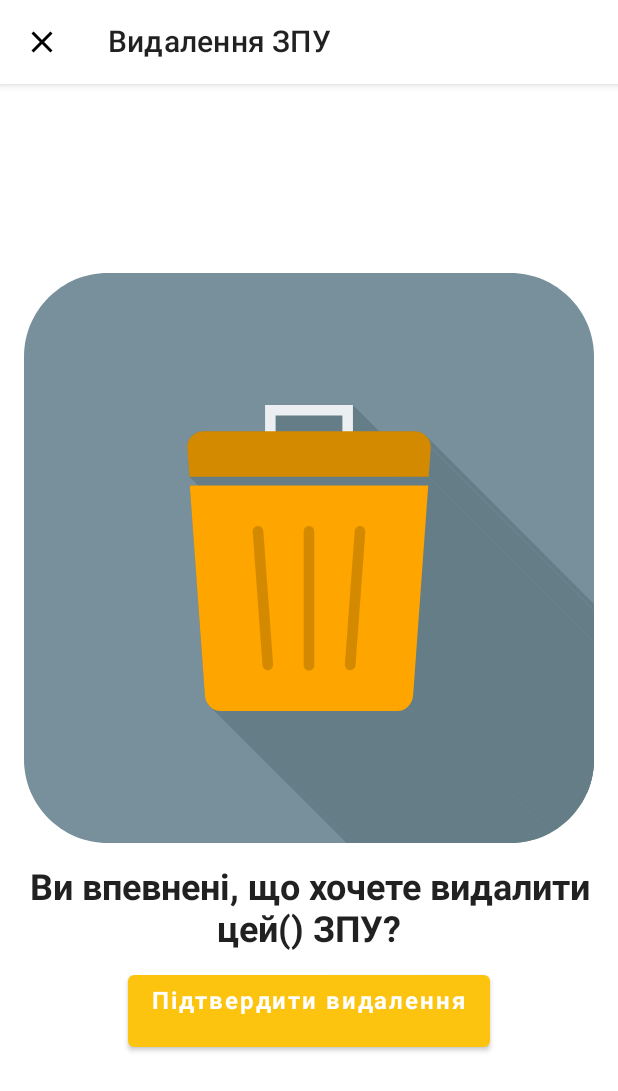
After one commit to AlChWi/CasersAndroid, an Android app built with Jetpack Compose: the composable CargoDeletion called with empty values, on a phone screen of 412 x 824 dp. The commit adds this screen. Shown: the top 1091 px of the screen. Run offline under Robolectric (Android 15) with nearby library versions, the phone set to English and light mode, and no system bars; our stand-ins replace accompanist; network calls fail; 2 statements that could not run were skipped.

Commit message:
added deletion screen

```diff
--- a/app/src/main/java/com/nure/caserskernel/Navigation.kt
+++ b/app/src/main/java/com/nure/caserskernel/Navigation.kt
@@ -8,6 +8,7 @@ import androidx.navigation.compose.NavHost
 import androidx.navigation.compose.composable
 import androidx.navigation.compose.rememberNavController
 import com.nure.caserskernel.screens.carDetails.CarDetails
+import com.nure.caserskernel.screens.cargoDeletion.CargoDeletion
 import com.nure.caserskernel.screens.home.Home
 import com.nure.caserskernel.screens.login.LoginContent
 import com.nure.caserskernel.screens.profile.Profile
@@ -47,5 +48,12 @@ fun Navigation(
                 itemId = it.arguments?.getString("itemId") ?: ""
             )
         }
+        composable(route = Screen.CargoDeletion.route + "/{vehId}" + "/{itemId}") {
+            CargoDeletion(
+                navController = navController,
+                vehId = it.arguments?.getString("vehId") ?: "",
+                itemId = it.arguments?.getString("itemId") ?: ""
+            )
+        }
     }
 }
--- a/app/src/main/java/com/nure/caserskernel/Screen.kt
+++ b/app/src/main/java/com/nure/caserskernel/Screen.kt
@@ -6,6 +6,7 @@ sealed class Screen(val route: String) {
     object Profile: Screen("Profile")
     object Start: Screen("Start")
     object TextRecognition: Screen("TextRecognition")
+    object CargoDeletion: Screen("CargoDeletion")
 
     fun withArgs(vararg args: String): String {
         return buildString {
--- a/app/src/main/java/com/nure/caserskernel/screens/carDetails/CarDetails.kt
+++ b/app/src/main/java/com/nure/caserskernel/screens/carDetails/CarDetails.kt
@@ -84,7 +84,7 @@ fun CarDetailsContent(
             TitledGrid(
                 carInfo = carInfoValue,
                 onClick = { navController.navigate(Screen.TextRecognition.withArgs("verify", "any", carInfoValue.id, it)) },
-                onDelete = { carDetailsViewModel.delete(it) },
+                onDelete = { navController.navigate(Screen.CargoDeletion.withArgs(carInfoValue.id, it)) },
                 navController = navController
             )
             var check = !(carDetailsViewModel.carInfo.value?.sealedCargo?.isEmpty() ?: true) || !(carDetailsViewModel.carInfo.value?.trailer?.sealedCargo?.isEmpty() ?: true)
@@ -129,6 +129,8 @@ fun TitledGrid(
     Surface(
         modifier = Modifier.fillMaxSize()
     ) {
+        val carItems = remember { mutableStateOf(carInfo.sealedCargo) }
+        val trailerItems = remember { mutableStateOf(carInfo.trailer?.sealedCargo) }
         LazyVerticalGrid(
             cells = GridCells.Fixed(2),
             contentPadding = PaddingValues(
@@ -236,13 +238,6 @@ fun CargoCard(
     onClick: (String) -> Unit,
     onDelete: (String) -> Unit
 ) {
-    val openDialog = remember { mutableStateOf(false) }
-    if (openDialog.value) {
-        DeleteAlertDialog(
-            onDismiss = { openDialog.value = false },
-            onConfirm = { onDelete(cargo.wrapped.number) }
-        )
-    }
     Card(
         modifier = Modifier
             .fillMaxWidth()
@@ -269,7 +264,7 @@ fun CargoCard(
                 Spacer(Modifier.width(12.dp))
                 IconButton(
                     onClick = {
-                        openDialog.value = true
+                        onDelete(cargo.wrapped.number)
                     }
                 ) {
                     Image(
@@ -281,33 +276,3 @@ fun CargoCard(
         }
     }
 }
-
-@Composable
-fun DeleteAlertDialog(
-    onDismiss: () -> Unit,
-    onConfirm: () -> Unit
-) {
-    AlertDialog(
-        onDismissRequest = onDismiss,
-        title = {
-            Text(text = "Видалення ЗПУ")
-        },
-        text = {
-            Text("Ви впевнені, що хочете видалите це ЗПУ зі списку?")
-        },
-        confirmButton = {
-            Button(
-                onClick = onConfirm
-            ) {
-                Text("Видалити")
-            }
-        },
-        dismissButton = {
-            Button(
-                onClick = onDismiss
-            ) {
-                Text("Скасувати")
-            }
-        }
-    )
-}
--- /dev/null
+++ b/app/src/main/java/com/nure/caserskernel/screens/cargoDeletion/CargoDeletion.kt
@@ -0,0 +1,81 @@
+package com.nure.caserskernel.screens.cargoDeletion
+
+import androidx.compose.foundation.Image
+import androidx.compose.foundation.layout.*
+import androidx.compose.material.*
+import androidx.compose.material.icons.Icons
+import androidx.compose.material.icons.filled.Close
+import androidx.compose.runtime.*
+import androidx.compose.ui.Alignment
+import androidx.compose.ui.Modifier
+import androidx.compose.ui.graphics.Color
+import androidx.compose.ui.res.painterResource
+import androidx.compose.ui.unit.dp
+import androidx.compose.ui.text.font.FontWeight
+import androidx.compose.ui.text.style.TextAlign
+import androidx.compose.ui.unit.sp
+import androidx.lifecycle.viewmodel.compose.viewModel
+import androidx.navigation.NavController
+import com.nure.caserskernel.R
+import com.nure.caserskernel.screens.carDetails.CarDetailsViewModel
+
+@Composable
+fun CargoDeletion(
+    carDetailsViewModel: CarDetailsViewModel = viewModel(),
+    navController: NavController,
+    vehId: String,
+    itemId: String
+) {
+    carDetailsViewModel.onAppear(vehId)
+    Scaffold(
+        topBar = {
+            TopAppBar(
+                title = { Text("Видалення ЗПУ") },
+                backgroundColor = Color.White,
+                navigationIcon = {
+                    IconButton(
+                        onClick = { navController.popBackStack() }
+                    ) {
+                        Image(imageVector = Icons.Default.Close, contentDescription = "")
+                    }
+                }
+            )
+        },
+    ) {
+        MainContent(itemId = itemId) {
+            carDetailsViewModel.delete(itemId)
+            navController.popBackStack()
+        }
+    }
+}
+
+@Composable
+fun MainContent(itemId: String,
+    textRecognitionCompletion: () -> Unit) {
+    val extractedText = remember { mutableStateOf("") }
+    Column(
+        Modifier.fillMaxSize()
+            .padding(16.dp),
+        horizontalAlignment = Alignment.CenterHorizontally,
+        verticalArrangement = Arrangement.Center
+    ) {
+        Spacer(Modifier.height(16.dp))
+        Image(painterResource(R.drawable.trash), "trash")
+        Spacer(Modifier.height(16.dp))
+        Text(
+            text = StringBuilder().append("Ви впевненi, що хочете видалити цей(").append(itemId).append(") ЗПУ?").toString(),
+            fontSize = 24.sp,
+            fontWeight = FontWeight.Bold,
+            textAlign = TextAlign.Center
+        )
+        Spacer(Modifier.height(16.dp))
+        Button(
+            onClick = { textRecognitionCompletion() }) {
+            Text("Пiдтвердити видалення",
+                fontSize = 16.sp,
+                fontWeight = FontWeight.Bold,
+                modifier = Modifier.height(32.dp))
+        }
+        Spacer(Modifier.height(16.dp))
+    }
+}
--- /dev/null
+++ b/app/src/main/res/drawable/trash.xml
@@ -0,0 +1,105 @@
+<vector xmlns:android="http://schemas.android.com/apk/res/android"
+    android:width="655.36dp"
+    android:height="655.36dp"
+    android:viewportWidth="655.36"
+    android:viewportHeight="655.36">
+  <path
+      android:pathData="M95.999,-0L559.36,-0c52.8,-0 95.999,43.2 95.999,96L655.359,559.36C655.359,612.159 612.16,655.36 559.36,655.36L95.999,655.36C43.199,655.36 0,612.159 0,559.36l0,-463.36c0,-52.8 43.199,-96 95.999,-96"
+      android:fillColor="#78909c"
+      android:strokeColor="#00000000"
+      android:fillType="evenOdd"/>
+  <group>
+    <clip-path
+        android:pathData="M0,655.36L655.333,655.36L655.333,0.027L0,0.027Z"/>
+    <group>
+      <clip-path
+          android:pathData="M95.999,-0L559.36,-0c52.8,-0 95.999,43.2 95.999,96L655.359,559.36C655.359,612.159 612.16,655.36 559.36,655.36L95.999,655.36C43.199,655.36 0,612.159 0,559.36l0,-463.36c0,-52.8 43.199,-96 95.999,-96z"
+          android:fillType="evenOdd"/>
+      <path
+          android:pathData="m463.489,188.621 l363.481,363.482 0.273,0.331 0.264,0.335 0.259,0.343 0.248,0.348 0.241,0.353 0.232,0.359 0.224,0.365 0.215,0.37 0.205,0.375 0.196,0.38 0.188,0.385 0.179,0.389 0.169,0.396 0.159,0.398 0.149,0.405 0.139,0.408 0.129,0.413 0.117,0.417 0.107,0.422 0.099,0.424 0.085,0.428 0.076,0.432 0.064,0.437 0.053,0.439 0.041,0.442 0.029,0.447 0.019,0.448 0.005,0.452 -363.481,-363.482 -0.005,-0.452 -0.019,-0.448 -0.029,-0.447 -0.041,-0.443 -0.053,-0.439 -0.064,-0.436 -0.076,-0.433 -0.085,-0.428 -0.099,-0.425 -0.107,-0.421 -0.119,-0.416 -0.129,-0.412 -0.139,-0.409 -0.148,-0.403 -0.159,-0.4 -0.169,-0.396 -0.179,-0.389 -0.188,-0.385 -0.196,-0.38 -0.205,-0.376 -0.216,-0.369 -0.224,-0.364 -0.232,-0.359 -0.24,-0.355 -0.249,-0.347 -0.257,-0.343 -0.264,-0.336 -0.273,-0.331"
+          android:fillColor="#657d87"
+          android:strokeColor="#00000000"
+          android:fillType="evenOdd"/>
+      <path
+          android:pathData="M467.655,199.763 L831.136,563.244l0,0.126l-0.003,0.133 -0.004,0.141 -0.007,0.147 -0.005,0.155 -0.011,0.162 -0.009,0.17 -0.013,0.177 -363.481,-363.482 0.012,-0.177 0.011,-0.169 0.009,-0.163 0.007,-0.155 0.007,-0.147 0.004,-0.141 0.003,-0.133l0,-0.125"
+          android:fillColor="#657d87"
+          android:strokeColor="#00000000"
+          android:fillType="evenOdd"/>
+      <path
+          android:pathData="M467.603,200.973 L831.084,564.455 828.693,597.626 465.212,234.144l2.391,-33.171"
+          android:fillColor="#657d87"
+          android:strokeColor="#00000000"
+          android:fillType="evenOdd"/>
+      <path
+          android:pathData="M378.203,151.68 L741.684,515.163L741.684,545.335L378.203,181.853l0,-30.173"
+          android:fillColor="#657d87"
+          android:strokeColor="#00000000"
+          android:fillType="evenOdd"/>
+      <path
+          android:pathData="M465.212,234.144 L828.693,597.626L553.628,597.626L190.147,234.144l275.065,-0"
+          android:fillColor="#657d87"
+          android:strokeColor="#00000000"
+          android:fillType="evenOdd"/>
+      <path
+          android:pathData="M464.776,244.248 L828.257,607.73 810.876,848.896 447.393,485.413 464.776,244.248"
+          android:fillColor="#657d87"
+          android:strokeColor="#00000000"
+          android:fillType="evenOdd"/>
+      <path
+          android:pathData="m447.393,485.413 l363.483,363.483 -0.04,0.468 -0.049,0.465 -0.059,0.464 -0.069,0.46 -0.079,0.457 -0.088,0.455 -0.099,0.449 -0.109,0.448 -0.117,0.441 -0.125,0.44 -0.137,0.435 -0.144,0.432 -0.153,0.425 -0.164,0.421 -0.172,0.419 -0.18,0.412 -0.191,0.408 -0.197,0.401 -0.205,0.397 -0.216,0.392 -0.221,0.385 -0.232,0.38 -0.239,0.373 -0.247,0.369 -0.255,0.361 -0.261,0.356 -0.272,0.348 -0.276,0.341 -0.284,0.336 -0.293,0.329 -0.3,0.32 -0.305,0.313 -363.481,-363.481 0.305,-0.315 0.299,-0.32 0.293,-0.329 0.284,-0.335 0.277,-0.343 0.271,-0.348 0.263,-0.356 0.255,-0.361 0.245,-0.368 0.24,-0.373 0.231,-0.38 0.223,-0.385 0.215,-0.393 0.207,-0.396 0.197,-0.403 0.191,-0.408 0.179,-0.412 0.172,-0.417 0.164,-0.421 0.155,-0.425 0.145,-0.432 0.136,-0.436 0.125,-0.439 0.117,-0.443 0.108,-0.447 0.099,-0.451 0.089,-0.453 0.079,-0.457 0.069,-0.46 0.059,-0.464 0.049,-0.467 0.039,-0.468"
+          android:fillColor="#657d87"
+          android:strokeColor="#00000000"
+          android:fillType="evenOdd"/>
+      <path
+          android:pathData="m441.615,498.319 l363.481,363.481 -0.315,0.308 -0.32,0.299 -0.327,0.291 -0.335,0.284 -0.34,0.276 -0.345,0.267 -0.352,0.26 -0.36,0.251 -0.364,0.244 -0.369,0.232 -0.377,0.225 -0.383,0.216 -0.388,0.205 -0.393,0.199 -0.399,0.189 -0.403,0.179 -0.411,0.167 -0.416,0.16 -0.419,0.149 -0.424,0.139 -0.431,0.128 -0.433,0.119 -0.44,0.107 -0.444,0.097 -0.448,0.087 -0.452,0.075 -0.457,0.064 -0.46,0.052 -0.467,0.041 -0.468,0.029 -0.475,0.019 -0.476,0.007 -363.483,-363.484 0.477,-0.004 0.473,-0.019 0.469,-0.031 0.465,-0.04 0.461,-0.052 0.457,-0.065 0.452,-0.075 0.448,-0.085 0.444,-0.097 0.44,-0.108 0.433,-0.117 0.429,-0.129 0.425,-0.139 0.42,-0.149 0.415,-0.159 0.409,-0.169 0.404,-0.177 0.399,-0.188 0.393,-0.199 0.388,-0.207 0.383,-0.216 0.376,-0.224 0.371,-0.235 0.364,-0.241 0.36,-0.251 0.351,-0.26 0.347,-0.268 0.34,-0.275 0.335,-0.285 0.327,-0.291 0.32,-0.299 0.315,-0.307"
+          android:fillColor="#657d87"
+          android:strokeColor="#00000000"
+          android:fillType="evenOdd"/>
+      <path
+          android:pathData="M428.724,503.679 L792.207,867.163L590.117,867.163L226.635,503.679l202.089,-0"
+          android:fillColor="#657d87"
+          android:strokeColor="#00000000"
+          android:fillType="evenOdd"/>
+      <path
+          android:pathData="m226.635,503.679 l363.483,363.484 -0.479,-0.007 -0.475,-0.019 -0.468,-0.029 -0.465,-0.041 -0.46,-0.052 -0.457,-0.064 -0.453,-0.075 -0.448,-0.087 -0.444,-0.097 -0.439,-0.107 -0.435,-0.119 -0.431,-0.128 -0.424,-0.139 -0.419,-0.149 -0.416,-0.16 -0.408,-0.167 -0.404,-0.179 -0.4,-0.189 -0.393,-0.196 -0.387,-0.208 -0.383,-0.216 -0.376,-0.225 -0.371,-0.232 -0.365,-0.243 -0.359,-0.252 -0.352,-0.259 -0.347,-0.268 -0.34,-0.275 -363.481,-363.483 0.34,0.275 0.347,0.268 0.352,0.26 0.359,0.251 0.364,0.241 0.371,0.235 0.377,0.224 0.381,0.217 0.388,0.205 0.393,0.199 0.4,0.188 0.403,0.177 0.409,0.169 0.415,0.159 0.42,0.149 0.425,0.139 0.429,0.129 0.435,0.117 0.439,0.108 0.444,0.097 0.448,0.085 0.452,0.075 0.457,0.065 0.46,0.052 0.467,0.04 0.469,0.031 0.473,0.019 0.477,0.004"
+          android:fillColor="#657d87"
+          android:strokeColor="#00000000"
+          android:fillType="evenOdd"/>
+      <path
+          android:pathData="M378.203,181.853L448.933,181.853c0.372,-0 0.821,0.02 1.343,0.056 4.607,0.332 8.903,2.363 12.047,5.456 3.265,3.212 5.332,7.561 5.332,12.397 0,0.325 -0.017,0.728 -0.052,1.211l-2.391,33.171L190.147,234.144l-2.391,-33.171c-0.035,-0.483 -0.052,-0.885 -0.052,-1.211 0,-4.836 2.067,-9.187 5.332,-12.397 3.144,-3.093 7.44,-5.124 12.048,-5.456 0.521,-0.036 0.969,-0.056 1.341,-0.056l70.732,-0l0,-30.173l101.045,-0L378.203,181.853ZM190.584,244.248L464.776,244.248L447.393,485.413c-0.361,5.015 -2.473,9.599 -5.779,12.905 -3.312,3.311 -7.781,5.36 -12.891,5.36L226.635,503.679c-5.111,-0 -9.579,-2.049 -12.889,-5.36 -3.307,-3.307 -5.419,-7.891 -5.781,-12.905l-17.38,-241.165"
+          android:fillColor="#657d87"
+          android:strokeColor="#00000000"
+          android:fillType="evenOdd"/>
+    </group>
+  </group>
+  <path
+      android:pathData="m447.393,485.413 l17.383,-241.165L190.584,244.248L207.964,485.413c0.363,5.015 2.475,9.599 5.781,12.905 3.311,3.311 7.779,5.36 12.889,5.36l202.089,-0c5.109,-0 9.579,-2.049 12.891,-5.36 3.305,-3.307 5.417,-7.891 5.779,-12.905"
+      android:fillColor="#ffa500"
+      android:strokeColor="#00000000"
+      android:fillType="evenOdd"/>
+  <path
+      android:pathData="m277.157,196.897l101.044,-0l0,-45.217l-101.044,-0l0,45.217zM289.281,163.805l76.796,-0L366.077,184.773l-76.796,-0l0,-20.968"
+      android:fillColor="#eceff1"
+      android:strokeColor="#00000000"
+      android:fillType="evenOdd"/>
+  <path
+      android:pathData="m465.212,234.144 l2.391,-33.171c0.035,-0.483 0.052,-0.885 0.052,-1.211 0,-4.836 -2.067,-9.185 -5.331,-12.397 -3.145,-3.093 -7.441,-5.124 -12.048,-5.456 -0.523,-0.036 -0.971,-0.056 -1.343,-0.056 -83.757,-0 -158.751,-0 -242.508,-0 -0.372,-0 -0.82,0.02 -1.341,0.056 -4.608,0.332 -8.904,2.363 -12.048,5.456 -3.264,3.211 -5.332,7.561 -5.332,12.397 0,0.325 0.017,0.728 0.052,1.211l2.391,33.171l275.065,-0"
+      android:fillColor="#d48a00"
+      android:strokeColor="#00000000"
+      android:fillType="evenOdd"/>
+  <path
+      android:pathData="m327.679,290.799l0,-0c3.371,-0 6.127,2.756 6.127,6.125l0,154.08c0,3.369 -2.756,6.125 -6.127,6.125l0,-0c-3.369,-0 -6.125,-2.756 -6.125,-6.125l0,-154.08c0,-3.369 2.756,-6.125 6.125,-6.125"
+      android:fillColor="#d48a00"
+      android:strokeColor="#00000000"
+      android:fillType="evenOdd"/>
+  <path
+      android:pathData="m268.591,290.815l0,-0c3.36,-0.247 6.311,2.301 6.557,5.661l11.276,153.667c0.248,3.36 -2.3,6.311 -5.66,6.559l0,-0c-3.361,0.245 -6.312,-2.301 -6.559,-5.661l-11.276,-153.668c-0.247,-3.36 2.3,-6.309 5.661,-6.557"
+      android:fillColor="#d48a00"
+      android:strokeColor="#00000000"
+      android:fillType="evenOdd"/>
+  <path
+      android:pathData="m386.768,290.815l0,-0c-3.361,-0.247 -6.312,2.301 -6.557,5.661l-11.276,153.667c-0.248,3.36 2.3,6.311 5.66,6.559l0,-0c3.36,0.245 6.311,-2.301 6.559,-5.661l11.276,-153.668c0.245,-3.36 -2.301,-6.309 -5.661,-6.557"
+      android:fillColor="#d48a00"
+      android:strokeColor="#00000000"
+      android:fillType="evenOdd"/>
+</vector>
```
